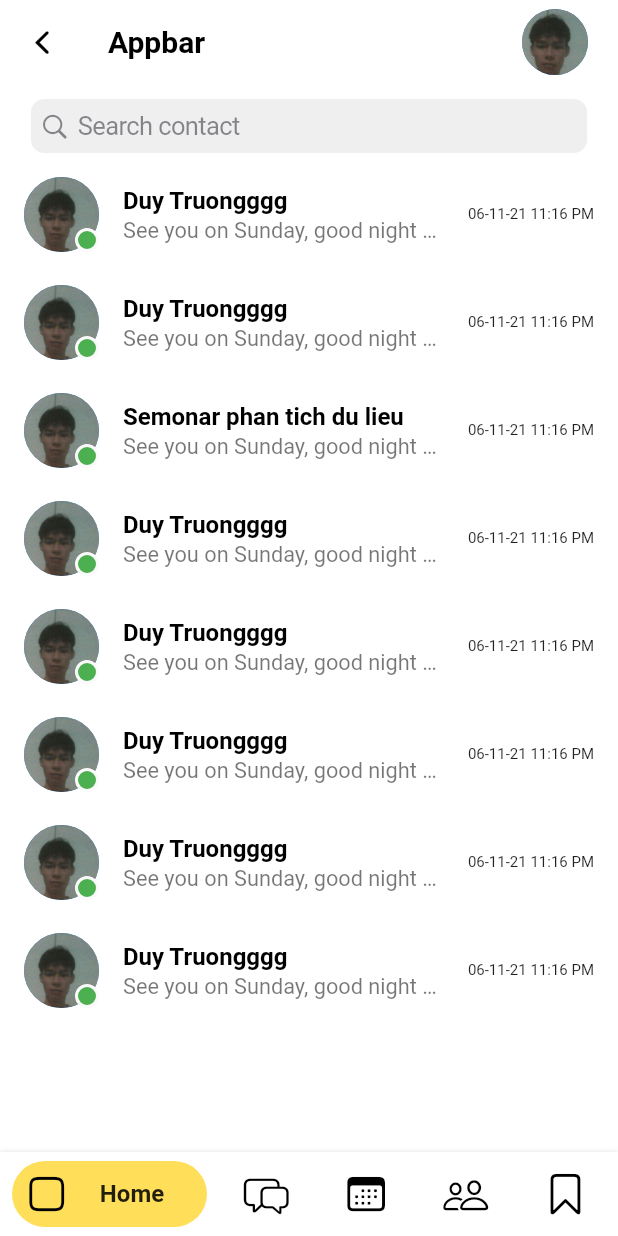
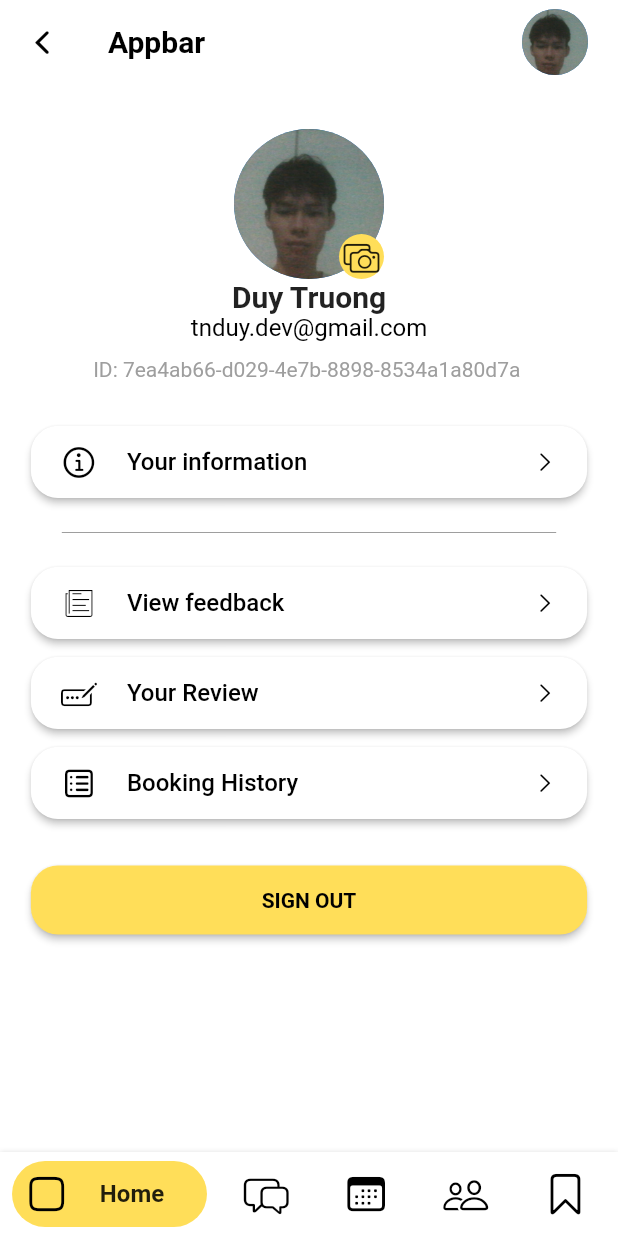
Before and after one commit to zeref278/lettutor, a Flutter app: the screen it shows after launch, on a phone screen of 412 x 824 dp. Run offline on Flutter 3.47's test engine with Material 2 defaults, Android fonts, the phone set to English and light mode, and no system bars; our stand-ins replace font_awesome_flutter, google_fonts.

Commit message:
Setting screen and profile screen

```diff
--- a/lettutor/lib/main.dart
+++ b/lettutor/lib/main.dart
@@ -2,13 +2,13 @@ import 'package:flutter/cupertino.dart';
 import 'package:flutter/material.dart';
 import 'package:flutter/painting.dart';
 import 'package:lettutor/themes/custom_colors.dart';
+import 'package:lettutor/ui/account_management/profile_screen.dart';
+import 'package:lettutor/ui/account_management/setting_screen.dart';
 import 'package:lettutor/ui/custom_widgets/custom_tabbar/bottom_nav_custom.dart';
 import 'package:lettutor/ui/custom_widgets/custom_button/custom_icon_button.dart';
 import 'package:lettutor/ui/home.dart';
-import 'package:lettutor/ui/mess/messages_screen.dart';
-
+import 'package:lettutor/ui/messages/messages_screen.dart';
 import 'ui/authentication/sign_in_screen.dart';
-
 import 'ui/authentication/forgot_password_screen.dart';
 
 void main() => runApp(const MyApp());
@@ -41,7 +41,7 @@ class _MyHomePageState extends State<MyHomePage> {
   Widget build(BuildContext context) {
     return Scaffold(
       backgroundColor: Colors.white,
-      body: MessagesScreen(),
+      body: ProfileScreen(),
       appBar: AppBar(
         leading: IconButton(
           icon: const Icon(
@@ -58,6 +58,10 @@ class _MyHomePageState extends State<MyHomePage> {
         elevation: 0,
         backgroundColor: Colors.white,
         actions: <Widget>[
+          // IconButton(
+          //   icon: Icon(CupertinoIcons.question_square, color: Colors.black),
+          //   onPressed: () {},
+          // ),
           // IconButton(
           //   icon: Icon(CupertinoIcons.gear_alt, color: Colors.black),
           //   onPressed: () {},
@@ -93,7 +97,8 @@ class _MyHomePageState extends State<MyHomePage> {
 
                 list.add(PopupMenuItem(
                   child: const CustomIconButton(
-                      icon: Icon(CupertinoIcons.power, color: Colors.red),
+                      icon: Icon(CupertinoIcons.square_arrow_left,
+                          color: Colors.red),
                       title: Text('Sign Out',
                           style: TextStyle(color: Colors.red))),
                   onTap: () {},
--- a/lettutor/lib/ui/account_management/profile_screen.dart
+++ b/lettutor/lib/ui/account_management/profile_screen.dart
@@ -0,0 +1,113 @@
+import 'package:flutter/material.dart';
+import 'package:flutter/cupertino.dart';
+import 'package:lettutor/themes/custom_colors.dart';
+import 'package:lettutor/ui/custom_widgets/custom_button/custom_rounded_button.dart';
+import 'package:lettutor/ui/custom_widgets/custom_button/custom_setting_button.dart';
+
+class ProfileScreen extends StatelessWidget {
+  @override
+  Widget build(BuildContext context) {
+    Size size = MediaQuery.of(context).size;
+    return Scaffold(
+        backgroundColor: bgColor,
+        body: SingleChildScrollView(
+          child: Column(
+            crossAxisAlignment: CrossAxisAlignment.center,
+            children: <Widget>[
+              SizedBox(
+                width: size.width,
+                height: 30,
+              ),
+              Stack(
+                children: <Widget>[
+                  CircleAvatar(
+                    radius: 50,
+                    backgroundImage: AssetImage('assets/avatar.jpg'),
+                  ),
+                  Positioned(
+                    right: 0,
+                    bottom: 0,
+                    child: Container(
+                      width: 30,
+                      height: 30,
+                      decoration: BoxDecoration(
+                        color: defaultColor,
+                        shape: BoxShape.circle,
+                      ),
+                      child: Icon(CupertinoIcons.camera_on_rectangle),
+                    ),
+                  )
+                ],
+              ),
+              Text(
+                'Duy Truong',
+                style: TextStyle(fontSize: 20, fontWeight: FontWeight.w600),
+              ),
+              Text(
+                'tnduy.dev@gmail.com',
+                style: TextStyle(color: Colors.black, fontSize: 16),
+              ),
+              SizedBox(height: 10),
+              SelectableText(
+                'ID: 7ea4ab66-d029-4e7b-8898-8534a1a80d7a',
+                style: TextStyle(color: Colors.grey),
+              ),
+              SizedBox(
+                height: 30,
+              ),
+              CustomSettingButton(
+                text: 'Your information',
+                width: size.width * 0.9,
+                iconData: CupertinoIcons.info_circle,
+                onPressed: () {},
+              ),
+              SizedBox(
+                height: 15,
+              ),
+              Container(
+                width: size.width * 0.8,
+                child: Divider(
+                    color: Colors.grey,
+                ),
+              ),
+              SizedBox(
+                height: 15,
+              ),
+              CustomSettingButton(
+                text: 'View feedback',
+                width: size.width * 0.9,
+                iconData: CupertinoIcons.news,
+                onPressed: () {},
+              ),
+              SizedBox(
+                height: 12,
+              ),
+              CustomSettingButton(
+                text: 'Your Review',
+                width: size.width * 0.9,
+                iconData: CupertinoIcons.pencil_ellipsis_rectangle,
+                onPressed: () {},
+              ),
+              SizedBox(
+                height: 12,
+              ),
+              CustomSettingButton(
+                text: 'Booking History',
+                width: size.width * 0.9,
+                iconData: CupertinoIcons.square_list,
+                onPressed: () {},
+              ),
+              SizedBox(
+                height: 20,
+              ),
+              CustomRoundedButton(
+                width: size.width * 0.9,
+                textColor: Colors.black,
+                text: 'SIGN OUT',
+                press: () {},
+              ),
+            ],
+          ),
+        ));
+  }
+}
--- a/lettutor/lib/ui/custom_widgets/custom_button/custom_rounded_button.dart
+++ b/lettutor/lib/ui/custom_widgets/custom_button/custom_rounded_button.dart
@@ -6,7 +6,8 @@ class CustomRoundedButton extends StatelessWidget {
   final void Function() press;
   final Color color, textColor;
   final double width;
-  const CustomRoundedButton({Key? key,
+  const CustomRoundedButton({
+    Key? key,
     required this.text,
     required this.press,
     required this.width,
@@ -16,29 +17,24 @@ class CustomRoundedButton extends StatelessWidget {
 
   @override
   Widget build(BuildContext context) {
-
     return Container(
       margin: const EdgeInsets.symmetric(vertical: 10),
       width: width,
-      child: ClipRRect(
-        borderRadius: BorderRadius.circular(15),
-        child: newElevatedButton(),
+      child: ElevatedButton(
+        child: Text(
+          text,
+          style: TextStyle(color: textColor, fontWeight: FontWeight.bold),
+        ),
+        onPressed: press,
+        style: ButtonStyle(
+            backgroundColor: MaterialStateProperty.all<Color>(color),
+            padding: MaterialStateProperty.all<EdgeInsetsGeometry>(
+                EdgeInsets.symmetric(horizontal: 20, vertical: 15)),
+            shape: MaterialStateProperty.all<RoundedRectangleBorder>(
+                RoundedRectangleBorder(
+              borderRadius: BorderRadius.circular(18.0),
+            ))),
       ),
     );
   }
-
-  Widget newElevatedButton() {
-    return ElevatedButton(
-      child: Text(
-        text,
-        style: TextStyle(color: textColor),
-      ),
-      onPressed: press,
-      style: ElevatedButton.styleFrom(
-          primary: color,
-          padding: const EdgeInsets.symmetric(horizontal: 20, vertical: 15),
-          textStyle: TextStyle(
-              color: textColor, fontSize: 14, fontWeight: FontWeight.bold)),
-    );
-  }
 }
--- /dev/null
+++ b/lettutor/lib/ui/custom_widgets/custom_button/custom_setting_button.dart
@@ -0,0 +1,58 @@
+import 'package:flutter/material.dart';
+import 'package:flutter/cupertino.dart';
+
+class CustomSettingButton extends StatelessWidget {
+  final String text;
+  final void Function() onPressed;
+  final Color color, textColor;
+  final double width;
+  final IconData iconData;
+
+  const CustomSettingButton({
+    Key? key,
+    required this.text,
+    required this.onPressed,
+    this.color = Colors.white,
+    this.textColor = Colors.black,
+    required this.iconData,
+    required this.width,
+  }) : super(key: key);
+
+  @override
+  Widget build(BuildContext context) {
+    return Container(
+      width: width,
+      child: ElevatedButton(
+        onPressed: onPressed,
+        child: Row(
+          children: <Widget>[
+            Icon(
+              iconData,
+              color: textColor,
+            ),
+            const SizedBox(width: 20),
+            Expanded(
+              child: Text(
+                text,
+                style: TextStyle(color: textColor, fontSize: 16),
+              ),
+            ),
+            Icon(
+              CupertinoIcons.chevron_right,
+              color: textColor,
+              size: 16,
+            )
+          ],
+        ),
+        style: ButtonStyle(
+            backgroundColor: MaterialStateProperty.all<Color>(color),
+            padding: MaterialStateProperty.all<EdgeInsetsGeometry>(
+                EdgeInsets.symmetric(horizontal: 20, vertical: 12)),
+            shape: MaterialStateProperty.all<RoundedRectangleBorder>(
+                RoundedRectangleBorder(
+              borderRadius: BorderRadius.circular(18.0),
+            ))),
+      ),
+    );
+  }
+}
--- a/lettutor/lib/ui/custom_widgets/custom_message/custom_conversation.dart
+++ b/lettutor/lib/ui/custom_widgets/custom_message/custom_conversation.dart
@@ -42,7 +42,7 @@ class CustomConversation extends StatelessWidget {
         ),
       ),
       subtitle: Text(
-        'See you on Sunday, good night teacher',
+        'You: See you on Sunday, good night teacher',
         overflow: TextOverflow.ellipsis,
         maxLines: 1,
         style: TextStyle(fontSize: 14.5),
--- a/lettutor/lib/ui/mess/messages_screen.dart
+++ /dev/null
@@ -1,86 +0,0 @@
-import 'package:flutter/material.dart';
-import 'package:lettutor/models/tutor.dart';
-import 'package:lettutor/themes/custom_colors.dart';
-import 'package:flutter/cupertino.dart';
-import 'package:lettutor/ui/custom_widgets/custom_message/custom_conversation.dart';
-
-class MessagesScreen extends StatelessWidget {
-  const MessagesScreen({Key? key}) : super(key: key);
-
-  @override
-  Widget build(BuildContext context) {
-    Size size = MediaQuery.of(context).size;
-    return Scaffold(
-      backgroundColor: bgColor,
-      body: SingleChildScrollView(
-        child: Column(
-          children: <Widget>[
-            SizedBox(
-              width: size.width,
-              height: 10,
-            ),
-            Container(
-              width: size.width * 0.9,
-              child: CupertinoSearchTextField(
-                placeholder: 'Search contact',
-              ),
-            ),
-            SizedBox(
-              width: size.width,
-              height: 5,
-            ),
-            CustomConversation(
-              tutor: Tutor(
-                name: 'Duy Truongggg',
-                linkAvatar: 'assets/avatar.jpg',
-              ),
-            ),
-            CustomConversation(
-              tutor: Tutor(
-                name: 'Duy Truongggg',
-                linkAvatar: 'assets/avatar.jpg',
-              ),
-            ),
-            CustomConversation(
-              tutor: Tutor(
-                name: 'Semonar phan tich du lieu',
-                linkAvatar: 'assets/avatar.jpg',
-              ),
-            ),
-            CustomConversation(
-              tutor: Tutor(
-                name: 'Duy Truongggg',
-                linkAvatar: 'assets/avatar.jpg',
-              ),
-            ),
-            CustomConversation(
-              tutor: Tutor(
-                name: 'Duy Truongggg',
-                linkAvatar: 'assets/avatar.jpg',
-              ),
-            ),
-            CustomConversation(
-              tutor: Tutor(
-                name: 'Duy Truongggg',
-                linkAvatar: 'assets/avatar.jpg',
-              ),
-            ),
-            CustomConversation(
-              tutor: Tutor(
-                name: 'Duy Truongggg',
-                linkAvatar: 'assets/avatar.jpg',
-              ),
-            ),
-            CustomConversation(
-              tutor: Tutor(
-                name: 'Duy Truongggg',
-                linkAvatar: 'assets/avatar.jpg',
-              ),
-            ),
-
-          ],
-        )
-      ),
-    );
-  }
-}
```
Also changed, not shown: lettutor/lib/ui/account_management/setting_screen.dart (+104 -0 lines), lettutor/lib/ui/messages/messages_screen.dart (added, +84 -0 lines).
